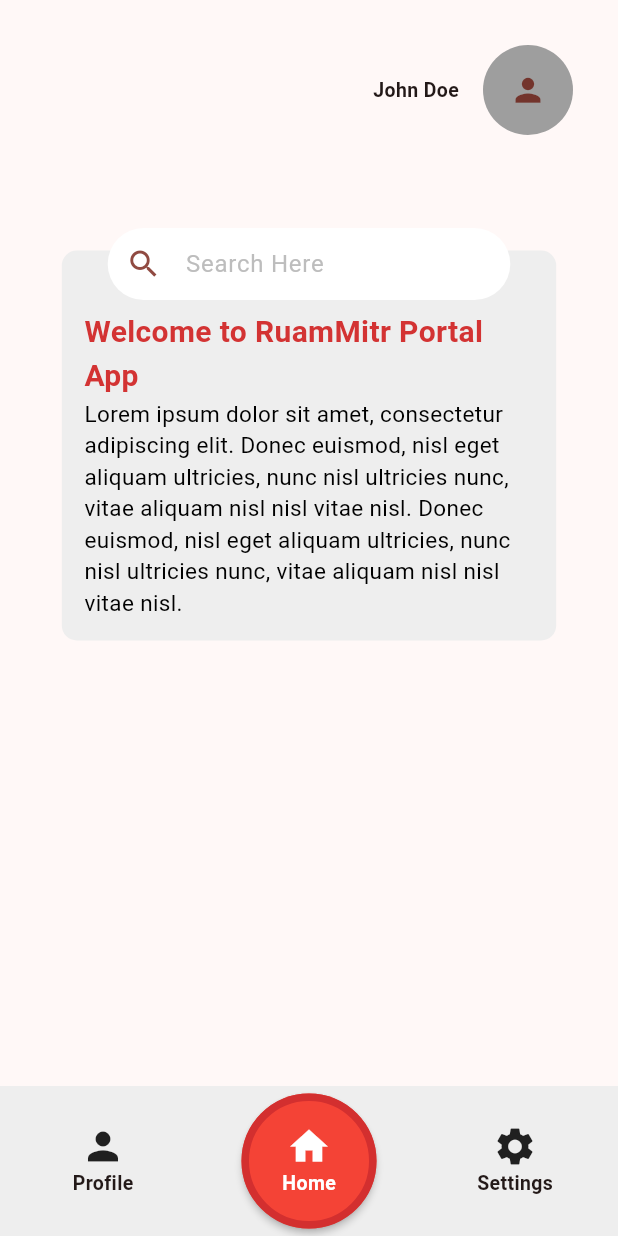
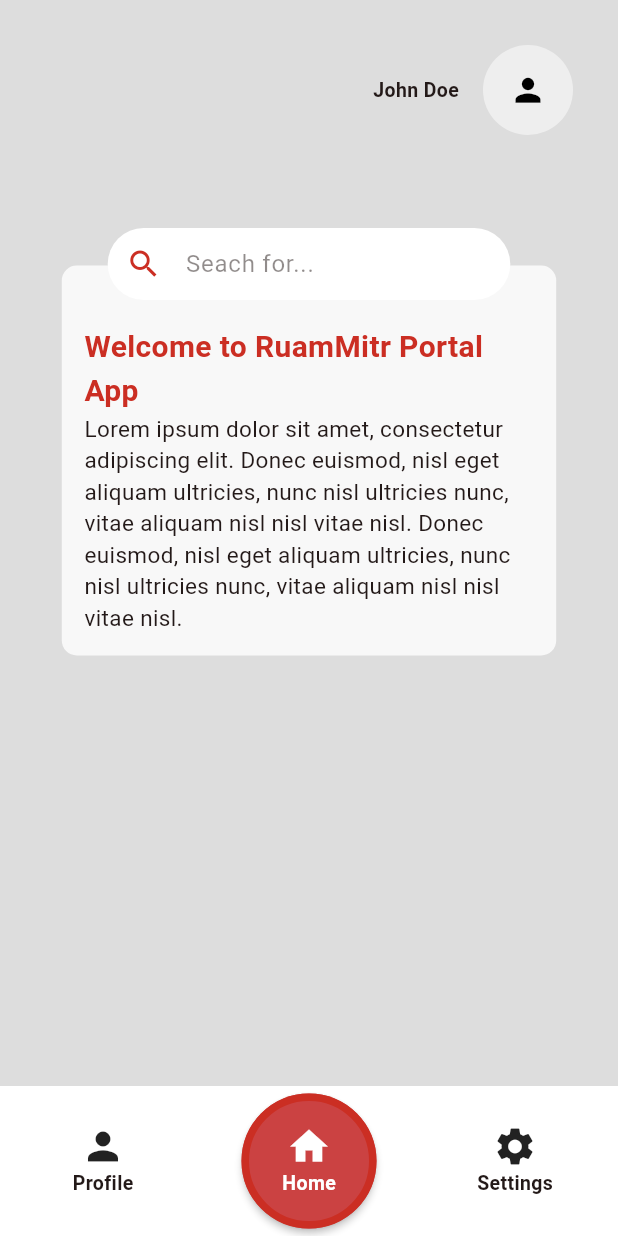
Before and after one commit to Bipoeman/Softdev-2-Group-1-Frontend, a Flutter app: the screen it shows after launch, after a tap on "Login", on a phone screen of 412 x 824 dp. Run offline on Flutter 3.47's test engine with Material 3 defaults, Android fonts, the phone set to English and light mode, and no system bars; missing offline and left inert: flame, flame_tiled.

Commit message:
Full Light/Dark Theme Implementation

```diff
--- a/lib/Dinodengzz/navigation.dart
+++ b/lib/Dinodengzz/navigation.dart
@@ -1,5 +1,3 @@
-import 'dart:io';
-
 import 'package:flame/game.dart';
 import 'package:flutter/material.dart';
 import 'package:ruam_mitt/Dinodengzz/levelselect.dart';
--- a/lib/RuamMitr/Component/avatar.dart
+++ b/lib/RuamMitr/Component/avatar.dart
@@ -5,7 +5,8 @@
   final String? username;
   final String? avatarUrl;
 
-  Widget getAvatar() {
+  Widget getAvatar(BuildContext context) {
+    ThemeData theme = Theme.of(context);
     if (avatarUrl != null) {
       try {
         return CircleAvatar(
@@ -16,10 +17,10 @@
         debugPrint(e.toString());
       }
     }
-    return const CircleAvatar(
+    return CircleAvatar(
       radius: 30,
-      backgroundColor: Colors.grey,
-      child: Icon(
+      backgroundColor: theme.colorScheme.primaryContainer.withOpacity(0.5),
+      child: const Icon(
         Icons.person,
         size: 25,
       ),
@@ -57,7 +58,7 @@
                 ),
                 Padding(
                   padding: const EdgeInsets.only(left: 8.0),
-                  child: getAvatar(),
+                  child: getAvatar(context),
                 ),
               ],
             ),
--- a/lib/RuamMitr/Component/search_box.dart
+++ b/lib/RuamMitr/Component/search_box.dart
@@ -1,5 +1,4 @@
 import 'package:flutter/material.dart';
-import 'package:ruam_mitt/RuamMitr/Component/text_field.dart';
 
 class SearchBox extends StatefulWidget {
   const SearchBox({super.key});
@@ -15,19 +14,24 @@
   Widget build(BuildContext context) {
     ThemeData theme = Theme.of(context);
 
-    return textField(
-      labelText: "Search Here",
-      fillColor: Colors.white,
-      icon: Icon(
-        Icons.search,
-        color: theme.colorScheme.primary,
+    return TextFormField(
+      keyboardType: TextInputType.text,
+      decoration: InputDecoration(
+        fillColor: theme.colorScheme.primaryContainer,
+        filled: true,
+        labelStyle: TextStyle(color: theme.colorScheme.onBackground.withOpacity(0.5)),
+        contentPadding: const EdgeInsets.fromLTRB(30, 0, 5, 0),
+        labelText: "Seach for...",
+        prefixIconColor: Colors.white,
+        prefixIcon: Icon(
+          Icons.search,
+          color: theme.colorScheme.primary,
+        ),
+        border: OutlineInputBorder(
+          borderRadius: BorderRadius.circular(40),
+          borderSide: BorderSide.none,
+        ),
       ),
-      onChanged: (value) {
-        setState(() {
-          searchText = value;
-        });
-        debugPrint(searchText);
-      },
     );
   }
 }
--- a/lib/RuamMitr/Component/text_field.dart
+++ /dev/null
@@ -1,39 +0,0 @@
-import 'package:flutter/material.dart';
-
-TextFormField textField({
-  required String labelText,
-  required Color fillColor,
-  Icon? icon,
-  bool? obscureText,
-  TextInputType? inputType,
-  void Function(String)? onChanged,
-  void Function()? onTap,
-  void Function(PointerDownEvent)? onTapOutside,
-  void Function()? onEditingComplete,
-  void Function(String)? onFieldSubmitted,
-  void Function(String?)? onSaved,
-}) {
-  return TextFormField(
-    keyboardType: inputType,
-    obscureText: obscureText ?? false,
-    decoration: InputDecoration(
-      fillColor: fillColor,
-      filled: true,
-      labelStyle: TextStyle(color: Colors.grey[400]),
-      contentPadding: const EdgeInsets.fromLTRB(30, 0, 5, 0),
-      labelText: labelText,
-      prefixIconColor: Colors.white,
-      prefixIcon: icon,
-      border: OutlineInputBorder(
-        borderRadius: BorderRadius.circular(40),
-        borderSide: BorderSide.none,
-      ),
-    ),
-    onChanged: onChanged,
-    onTap: onTap,
-    onTapOutside: onTapOutside,
-    onEditingComplete: onEditingComplete,
-    onFieldSubmitted: onFieldSubmitted,
-    onSaved: onSaved,
-  );
-}
--- a/lib/RuamMitr/Component/theme.dart
+++ b/lib/RuamMitr/Component/theme.dart
@@ -3,17 +3,27 @@
 class ThemeProvider extends ChangeNotifier {
   final ThemeData _lightTheme = ThemeData(
     colorScheme: ColorScheme.fromSeed(
-      seedColor: const Color(0xffcb2e23),
-      brightness: Brightness.light,
-    ),
+        seedColor: const Color(0xffcb2e23),
+        brightness: Brightness.light,
+        primary: const Color(0xffcb2e23),
+        onPrimary: Colors.white,
+        primaryContainer: Colors.white,
+        onPrimaryContainer: Colors.black,
+        secondary: Colors.blue,
+        background: const Color.fromRGBO(221, 221, 221, 1)),
     useMaterial3: true,
   );
 
   final ThemeData _darkTheme = ThemeData(
     colorScheme: ColorScheme.fromSeed(
-      seedColor: const Color(0xffcb2e23),
-      brightness: Brightness.dark,
-    ),
+        seedColor: const Color(0xffcb2e23),
+        brightness: Brightness.dark,
+        primary: const Color(0xffcb2e23),
+        onPrimary: Colors.white,
+        primaryContainer: const Color.fromARGB(255, 46, 46, 46),
+        onPrimaryContainer: Colors.white,
+        secondary: Colors.blue,
+        background: const Color.fromARGB(255, 19, 19, 19)),
     useMaterial3: true,
   );
 
--- a/lib/RuamMitr/home.dart
+++ b/lib/RuamMitr/home.dart
@@ -2,10 +2,6 @@
 import 'package:ruam_mitt/RuamMitr/Component/avatar.dart';
 import 'package:ruam_mitt/RuamMitr/Component/search_box.dart';
 import "dart:math";
-
-Color backgroundColor = const Color(0xffe8e8e8);
-Color mainColor = const Color(0xffd33333);
-Color textColor = const Color(0xff000000);
 
 class HomePage extends StatefulWidget {
   const HomePage({super.key});
@@ -18,6 +14,7 @@
   @override
   Widget build(BuildContext context) {
     Size size = MediaQuery.of(context).size;
+    ThemeData theme = Theme.of(context);
     return Container(
       margin: const EdgeInsets.fromLTRB(0, 10, 0, 10),
       child: Column(
@@ -40,12 +37,12 @@
                 clipBehavior: Clip.none,
                 children: [
                   Positioned(
-                    top: 25,
+                    top: 35,
                     width: [size.width * 0.8, 800.0].reduce(min),
                     child: Container(
                       padding: const EdgeInsets.fromLTRB(15, 40, 15, 15),
                       decoration: BoxDecoration(
-                        color: Colors.grey[200],
+                        color: theme.colorScheme.primaryContainer.withOpacity(0.8),
                         borderRadius: BorderRadius.circular(10),
                       ),
                       child: Column(
@@ -54,7 +51,7 @@
                           Text(
                             "Welcome to RuamMitr Portal App",
                             style: TextStyle(
-                              color: mainColor,
+                              color: theme.colorScheme.primary,
                               fontWeight: FontWeight.bold,
                               fontSize: 20,
                             ),
@@ -62,7 +59,7 @@
                           Text(
                             "Lorem ipsum dolor sit amet, consectetur adipiscing elit. Donec euismod, nisl eget aliquam ultricies, nunc nisl ultricies nunc, vitae aliquam nisl nisl vitae nisl. Donec euismod, nisl eget aliquam ultricies, nunc nisl ultricies nunc, vitae aliquam nisl nisl vitae nisl.",
                             style: TextStyle(
-                              color: textColor,
+                              color: theme.colorScheme.onBackground,
                               fontSize: 15,
                             ),
                           ),
--- a/lib/RuamMitr/login.dart
+++ b/lib/RuamMitr/login.dart
@@ -1,9 +1,5 @@
 import "package:flutter/material.dart";
 import "dart:math";
-
-Color backgroundColor = const Color(0xffe8e8e8);
-Color mainColor = const Color(0xffd33333);
-Color textColor = const Color(0xff000000);
 
 class LoginPage extends StatefulWidget {
   const LoginPage({super.key});
@@ -16,8 +12,9 @@
   @override
   Widget build(BuildContext context) {
     Size size = MediaQuery.of(context).size;
+    ThemeData theme = Theme.of(context);
     return Scaffold(
-      backgroundColor: backgroundColor,
+      backgroundColor: theme.canvasColor,
       body: SafeArea(
         child: SingleChildScrollView(
           child: ConstrainedBox(
@@ -37,12 +34,12 @@
                         height: [150.0, size.width * 0.4].reduce(min),
                         width: [150.0, size.width * 0.4].reduce(min),
                         decoration: BoxDecoration(
-                          color: mainColor,
+                          color: theme.colorScheme.primary,
                         ),
-                        child: const Text(
+                        child: Text(
                           "Logo Here",
                           style: TextStyle(
-                            color: Colors.white,
+                            color: theme.colorScheme.onPrimary,
                             fontSize: 20,
                           ),
                         ),
@@ -52,7 +49,7 @@
                           Text(
                             "NAME",
                             style: TextStyle(
-                              color: mainColor,
+                              color: theme.colorScheme.primary,
                               fontWeight: FontWeight.bold,
                               fontSize: 35,
                             ),
@@ -60,7 +57,7 @@
                           Text(
                             "PORTAL APP",
                             style: TextStyle(
-                              color: mainColor,
+                              color: theme.colorScheme.primary,
                               fontWeight: FontWeight.w300,
                               fontSize: 30,
                             ),
@@ -74,7 +71,7 @@
                         height: 360,
                         decoration: BoxDecoration(
                           borderRadius: BorderRadius.circular(28),
-                          color: Colors.white,
+                          color: theme.colorScheme.primaryContainer.withOpacity(0.8),
                         ),
                         child: Column(
                           mainAxisAlignment: MainAxisAlignment.spaceAround,
@@ -82,13 +79,13 @@
                             TextFormField(
                               keyboardType: TextInputType.emailAddress,
                               decoration: InputDecoration(
-                                fillColor: backgroundColor,
+                                fillColor: theme.colorScheme.background,
                                 filled: true,
-                                labelStyle: TextStyle(color: Colors.grey[400]),
-                                contentPadding:
-                                    const EdgeInsets.fromLTRB(30, 0, 5, 0),
+                                labelStyle: TextStyle(
+                                    color: theme.colorScheme.onBackground.withOpacity(0.5)),
+                                contentPadding: const EdgeInsets.fromLTRB(30, 0, 5, 0),
                                 labelText: "Email or Username",
-                                prefixIconColor: Colors.white,
+                                prefixIconColor: theme.colorScheme.onBackground,
                                 prefixIcon: const Icon(Icons.person),
                                 border: OutlineInputBorder(
                                   borderRadius: BorderRadius.circular(40),
@@ -100,13 +97,13 @@
                               keyboardType: TextInputType.visiblePassword,
                               obscureText: true,
                               decoration: InputDecoration(
-                                fillColor: backgroundColor,
+                                fillColor: theme.colorScheme.background,
                                 filled: true,
-                                labelStyle: TextStyle(color: Colors.grey[400]),
-                                contentPadding:
-                                    const EdgeInsets.fromLTRB(30, 0, 5, 0),
+                                labelStyle: TextStyle(
+                                    color: theme.colorScheme.onBackground.withOpacity(0.5)),
+                                contentPadding: const EdgeInsets.fromLTRB(30, 0, 5, 0),
                                 labelText: "Password",
-                                prefixIconColor: Colors.white,
+                                prefixIconColor: theme.colorScheme.onBackground,
                                 prefixIcon: const Icon(Icons.lock_outline),
                                 border: OutlineInputBorder(
                                   borderRadius: BorderRadius.circular(40),
@@ -117,9 +114,9 @@
                             Align(
                               alignment: Alignment.centerRight,
                               child: TextButton(
-                                child: const Text(
+                                child: Text(
                                   "Forgot password?",
-                                  style: TextStyle(color: Color(0xff7eb0de)),
+                                  style: TextStyle(color: theme.colorScheme.secondary),
                                 ),
                                 onPressed: () {},
                               ),
@@ -129,13 +126,13 @@
                               height: 50,
                               child: ElevatedButton(
                                 style: ElevatedButton.styleFrom(
-                                  backgroundColor: mainColor,
-                                  textStyle: const TextStyle(
-                                    color: Colors.white,
+                                  backgroundColor: theme.colorScheme.primary,
+                                  textStyle: TextStyle(
+                                    color: theme.colorScheme.onPrimary,
                                     fontWeight: FontWeight.bold,
                                     fontSize: 20,
                                   ),
-                                  foregroundColor: Colors.white,
+                                  foregroundColor: theme.colorScheme.onPrimary,
                                 ),
                                 child: const Text("Login"),
                                 onPressed: () {
@@ -154,10 +151,10 @@
                                   onPressed: () {
                                     Navigator.pushNamed(context, '/register');
                                   },
-                                  child: const Text(
+                                  child: Text(
                                     "Create an account",
                                     style: TextStyle(
-                                      color: Color(0xff7eb0de),
+                                      color: theme.colorScheme.secondary,
                                     ),
                                   ),
                                 ),
--- a/lib/RuamMitr/portal.dart
+++ b/lib/RuamMitr/portal.dart
@@ -92,7 +92,7 @@
     return Container(
       height: [size.width * 0.4, 100.0].reduce(min),
       width: size.width,
-      color: Colors.grey[200],
+      color: theme.colorScheme.primaryContainer,
       child: Row(
         mainAxisAlignment: MainAxisAlignment.spaceAround,
         children: [
@@ -128,11 +128,11 @@
             child: RawMaterialButton(
               shape: CircleBorder(
                 side: BorderSide(
-                  color: Colors.red[700] ?? const Color.fromRGBO(211, 47, 47, 1),
+                  color: theme.colorScheme.primary,
                   width: 5,
                 ),
               ),
-              fillColor: Colors.red,
+              fillColor: theme.colorScheme.primary.withBlue(66).withGreen(66),
               constraints: BoxConstraints.tight(
                 Size(
                   [size.width * 0.3, 90.0].reduce(min),
@@ -140,20 +140,20 @@
                 ),
               ),
               onPressed: onHome,
-              child: const Column(
+              child: Column(
                 mainAxisAlignment: MainAxisAlignment.center,
                 children: [
                   Icon(
                     Icons.home,
                     size: 30,
-                    color: Colors.white,
+                    color: theme.colorScheme.onPrimary,
                   ),
                   Text(
                     "Home",
                     style: TextStyle(
                       fontSize: 13,
                       fontWeight: FontWeight.bold,
-                      color: Colors.white,
+                      color: theme.colorScheme.onPrimary,
                     ),
                   ),
                 ],
--- a/lib/RuamMitr/profile.dart
+++ b/lib/RuamMitr/profile.dart
@@ -1,8 +1,4 @@
 import "package:flutter/material.dart";
-
-Color backgroundColor = const Color(0xffe8e8e8);
-Color mainColor = const Color(0xffd33333);
-Color textColor = const Color(0xff000000);
 
 class ProfilePage extends StatefulWidget {
   const ProfilePage({super.key});
@@ -14,11 +10,14 @@
 class _ProfilePageState extends State<ProfilePage> {
   @override
   Widget build(BuildContext context) {
-    return Text(
-      "There is nothing in \"Profile\" page yet.",
-      style: TextStyle(
-        color: textColor,
-        fontSize: 20,
+    ThemeData theme = Theme.of(context);
+    return Center(
+      child: Text(
+        "There is nothing in \"Profile\" page yet.",
+        style: TextStyle(
+          color: theme.colorScheme.onBackground,
+          fontSize: 20,
+        ),
       ),
     );
   }
```
Also changed, not shown: lib/RuamMitr/register.dart (+60 -21 lines).
